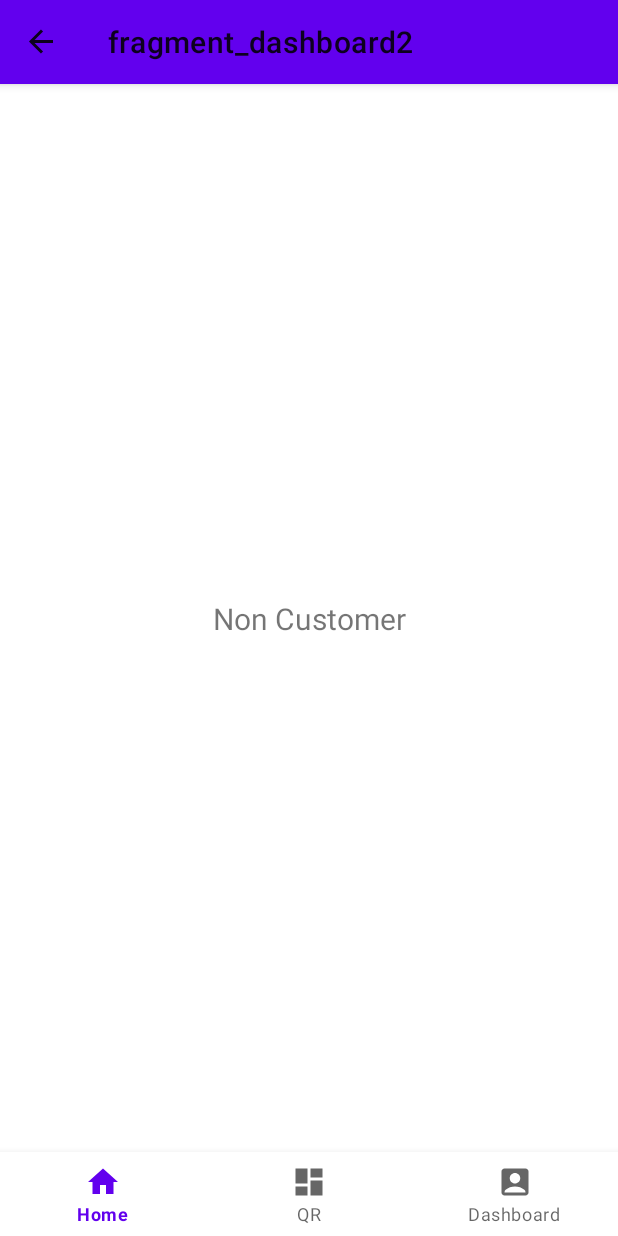
After one commit to Thomassantosa/SmartHarvest, an Android app: the Dashboard2 screen opened through its navigation route, on a phone screen of 412 x 824 dp. The commit adds this screen. Run offline under Robolectric (Android 15) with nearby library versions, the phone set to English and light mode, and no system bars; our stand-ins replace navigation-ui, paging; 1 statement that could not run was skipped.

Commit message:
update-dashboard

```diff
--- a/Smart Harvest App/app/build.gradle.kts
+++ b/Smart Harvest App/app/build.gradle.kts
@@ -58,6 +58,7 @@ dependencies {
     implementation("androidx.annotation:annotation:1.7.0")
 
     implementation("androidx.activity:activity-ktx:1.8.1")
+    implementation("androidx.legacy:legacy-support-v4:1.0.0")
 
     // Testing
     testImplementation("junit:junit:4.13.2")
--- a/Smart Harvest App/app/src/main/java/com/example/smartharvest/data/api/ApiConfig.kt
+++ b/Smart Harvest App/app/src/main/java/com/example/smartharvest/data/api/ApiConfig.kt
@@ -13,7 +13,7 @@ class ApiConfig {
             .addInterceptor(loggingInterceptor)
             .build()
         val retrofit = Retrofit.Builder()
-            .baseUrl("http://34.128.80.131:2000/")
+            .baseUrl("https://smartharvest-api-yz25gjdqxq-de.a.run.app/")
             .addConverterFactory(GsonConverterFactory.create())
             .client(client)
             .build()
--- /dev/null
+++ b/Smart Harvest App/app/src/main/java/com/example/smartharvest/ui/dashboard2/Dashboard2.kt
@@ -0,0 +1,32 @@
+package com.example.smartharvest.ui.dashboard2
+
+import androidx.lifecycle.ViewModelProvider
+import android.os.Bundle
+import androidx.fragment.app.Fragment
+import android.view.LayoutInflater
+import android.view.View
+import android.view.ViewGroup
+import com.example.smartharvest.R
+
+class Dashboard2 : Fragment() {
+
+    companion object {
+        fun newInstance() = Dashboard2()
+    }
+
+    private lateinit var viewModel: Dashboard2ViewModel
+
+    override fun onCreateView(
+        inflater: LayoutInflater, container: ViewGroup?,
+        savedInstanceState: Bundle?
+    ): View? {
+        return inflater.inflate(R.layout.fragment_dashboard2, container, false)
+    }
+
+    override fun onActivityCreated(savedInstanceState: Bundle?) {
+        super.onActivityCreated(savedInstanceState)
+        viewModel = ViewModelProvider(this).get(Dashboard2ViewModel::class.java)
+        // TODO: Use the ViewModel
+    }
+
+}
--- /dev/null
+++ b/Smart Harvest App/app/src/main/java/com/example/smartharvest/ui/dashboard2/Dashboard2ViewModel.kt
@@ -0,0 +1,7 @@
+package com.example.smartharvest.ui.dashboard2
+
+import androidx.lifecycle.ViewModel
+
+class Dashboard2ViewModel : ViewModel() {
+    // TODO: Implement the ViewModel
+}
--- /dev/null
+++ b/Smart Harvest App/app/src/main/res/layout/fragment_dashboard2.xml
@@ -0,0 +1,24 @@
+<?xml version="1.0" encoding="utf-8"?>
+<androidx.constraintlayout.widget.ConstraintLayout xmlns:android="http://schemas.android.com/apk/res/android"
+    xmlns:app="http://schemas.android.com/apk/res-auto"
+    xmlns:tools="http://schemas.android.com/tools"
+    android:layout_width="match_parent"
+    android:layout_height="match_parent"
+    tools:context=".ui.dashboard2.Dashboard2">
+
+    <TextView
+        android:id="@+id/text_dashboard"
+        android:layout_width="match_parent"
+        android:layout_height="wrap_content"
+        android:layout_marginStart="8dp"
+        android:layout_marginTop="8dp"
+        android:layout_marginEnd="8dp"
+        android:textAlignment="center"
+        android:textSize="20sp"
+        android:text="@string/testB"
+        app:layout_constraintBottom_toBottomOf="parent"
+        app:layout_constraintEnd_toEndOf="parent"
+        app:layout_constraintStart_toStartOf="parent"
+        app:layout_constraintTop_toTopOf="parent" />
+
+</androidx.constraintlayout.widget.ConstraintLayout>
--- a/Smart Harvest App/app/src/main/res/layout/fragment_dashboard.xml
+++ b/Smart Harvest App/app/src/main/res/layout/fragment_dashboard_noncustomer.xml
@@ -16,6 +16,7 @@
         android:layout_marginEnd="8dp"
         android:textAlignment="center"
         android:textSize="20sp"
+        android:text="@string/testB"
         app:layout_constraintBottom_toBottomOf="parent"
         app:layout_constraintEnd_toEndOf="parent"
         app:layout_constraintStart_toStartOf="parent"
--- a/Smart Harvest App/app/src/main/res/navigation/mobile_navigation.xml
+++ b/Smart Harvest App/app/src/main/res/navigation/mobile_navigation.xml
@@ -15,7 +15,7 @@
         android:id="@+id/navigation_dashboard"
         android:name="com.example.smartharvest.ui.dashboard.DashboardFragment"
         android:label="@string/title_dashboard"
-        tools:layout="@layout/fragment_dashboard" />
+        tools:layout="@layout/fragment_dashboard_customer" />
 
     <fragment
         android:id="@+id/navigation_qr"
@@ -27,4 +27,9 @@
         android:name="com.example.smartharvest.ui.login.LoginFragment"
         android:label="fragment_login"
         tools:layout="@layout/fragment_login" />
+    <fragment
+        android:id="@+id/navigation_dashboard2"
+        android:name="com.example.smartharvest.ui.dashboard2.Dashboard2"
+        android:label="fragment_dashboard2"
+        tools:layout="@layout/fragment_dashboard2" />
 </navigation>
--- a/Smart Harvest App/app/src/main/res/values/strings.xml
+++ b/Smart Harvest App/app/src/main/res/values/strings.xml
@@ -36,4 +36,7 @@
     <!-- TODO: Remove or change this placeholder text -->
     <string name="hello_blank_fragment">Hello blank fragment</string>
 
+    <string name="testA">Customer</string>
+    <string name="testB">Non Customer</string>
+
 </resources>
```
Also changed, not shown: Smart Harvest App/app/src/main/java/com/example/smartharvest/helper/ViewModelFactory.kt (+5 -3 lines), Smart Harvest App/app/src/main/java/com/example/smartharvest/ui/dashboard/DashboardFragment.kt (+29 -11 lines), Smart Harvest App/app/src/main/java/com/example/smartharvest/ui/dashboard/DashboardViewModel.kt (+7 -1 lines), Smart Harvest App/app/src/main/res/layout/fragment_dashboard_customer.xml (added, +24 -0 lines).
